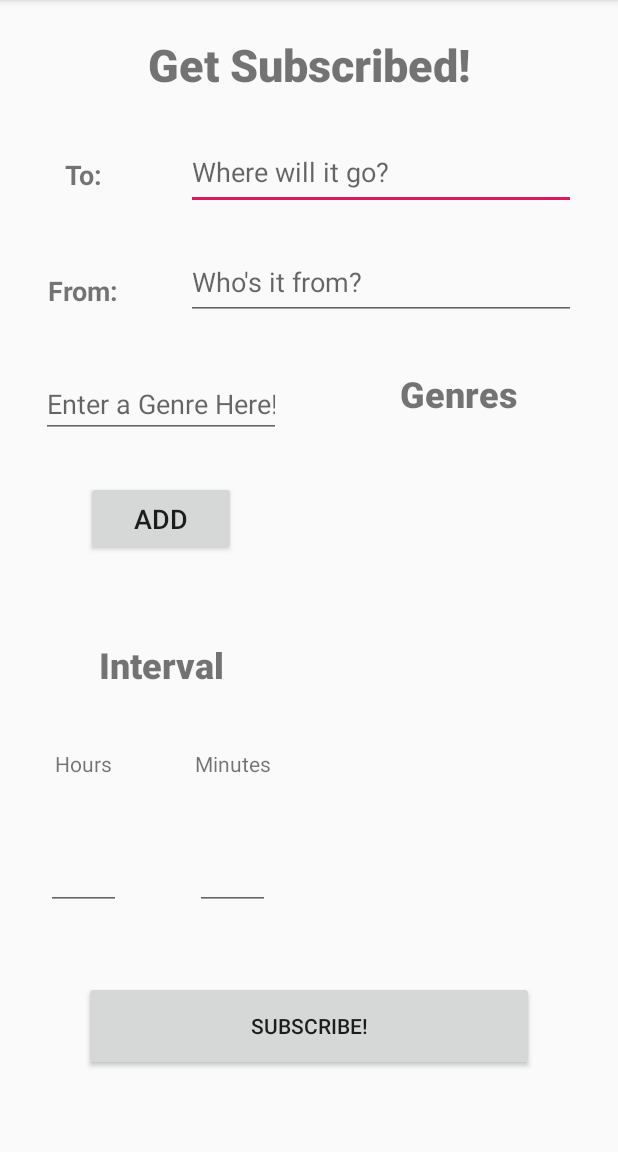
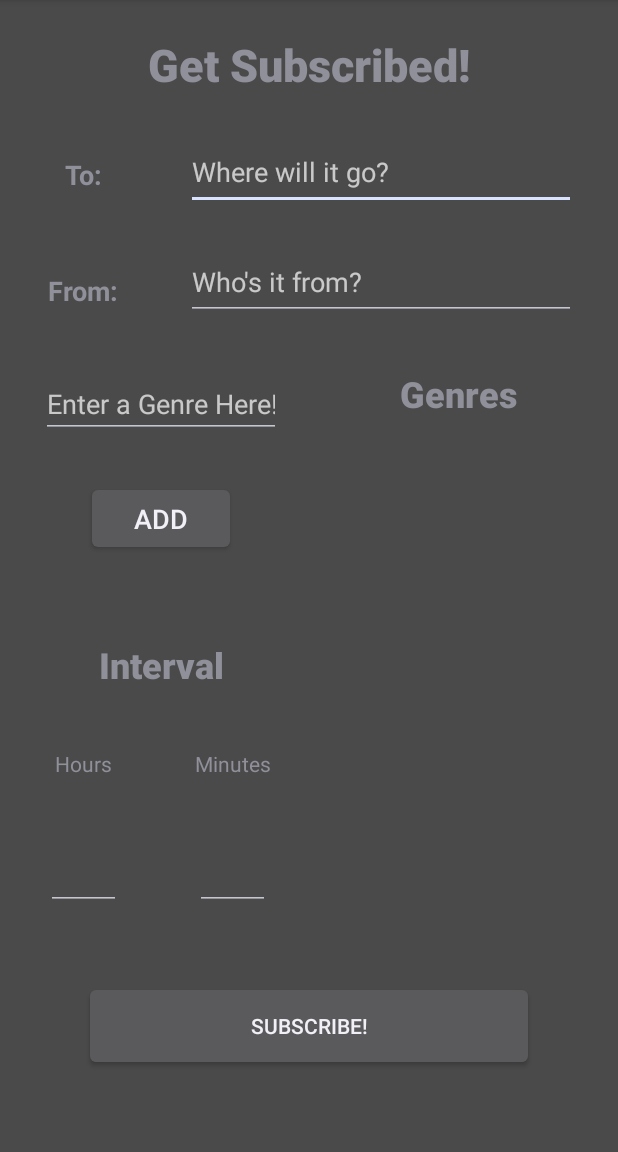
Before and after one commit to PingusKhan/MemeMail, an Android app: the sub_menu screen opened directly, with no data from a screen before it, on a phone screen of 412 x 824 dp, the part 84-1236 px from its top. Run offline under Robolectric (Android 15) with nearby library versions, the phone set to English and light mode, and no system bars.

Commit message:
Fixed Theme.

```diff
--- a/AndroidDev/app/src/main/java/com/hackuci2019/camcam/mememail/sub_menu.java
+++ b/AndroidDev/app/src/main/java/com/hackuci2019/camcam/mememail/sub_menu.java
@@ -62,7 +62,6 @@ public class sub_menu extends AppCompatActivity {
     public void subscribeMenu(View view) {
         String email_to = email_input_to_editText.getText().toString();
         String email_from = email_input_from_editText.getText().toString();
-        //arrayList_genres
         String hours = interval_hours_editText.getText().toString();
         String minutes = interval_mins_editText.getText().toString();
         Intent goToMainMenu = new Intent(this, main_menu.class);
--- a/AndroidDev/app/src/main/res/layout/sub_menu.xml
+++ b/AndroidDev/app/src/main/res/layout/sub_menu.xml
@@ -4,7 +4,9 @@
     xmlns:tools="http://schemas.android.com/tools"
     android:layout_width="match_parent"
     android:layout_height="match_parent"
-    tools:context=".sub_menu">
+    tools:context=".sub_menu"
+    android:theme="@android:style/Theme.DeviceDefault.NoActionBar"
+    android:background="#4A4A4A">
 
     <TextView
         android:id="@+id/email_input_from_text"
```
